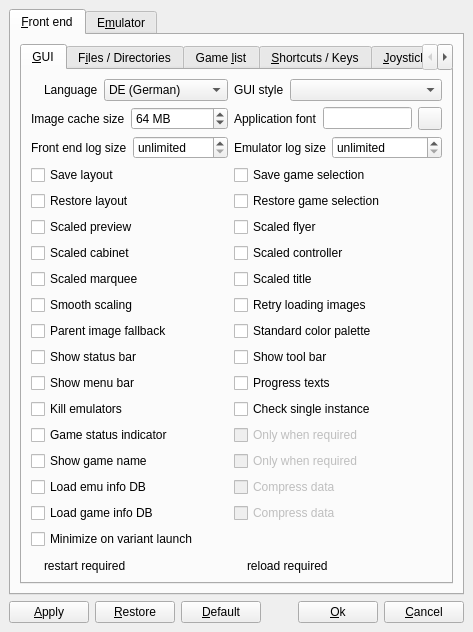
qmc2/qmc2-mame-fe, file options.ui: the form before one commit.
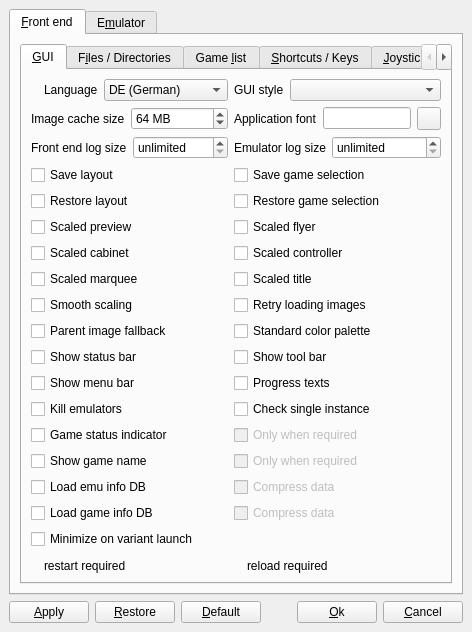
The form after the commit. Icons and pictures are not drawn.

```diff
--- a/options.ui
+++ b/options.ui
@@ -1,13 +1,13 @@
 <ui version="4.0" >
  <author>R. Reucher</author>
  <class>Options</class>
- <widget class="QDialog" name="Options" >
-  <property name="geometry" >
+ <widget class="QDialog" name="Options">
+  <property name="geometry">
    <rect>
     <x>0</x>
     <y>0</y>
-    <width>473</width>
-    <height>616</height>
+    <width>472</width>
+    <height>614</height>
    </rect>
   </property>
   <property name="windowTitle" >
@@ -3129,7 +3129,7 @@
    </item>
   </layout>
  </widget>
- <layoutdefault spacing="6" margin="9" />
+ <layoutdefault spacing="6" margin="9"/>
  <tabstops>
   <tabstop>tabWidgetOptions</tabstop>
   <tabstop>tabWidgetFrontendSettings</tabstop>
```
Left out of the diff: 2373 changed lines with no effect on the pictures.
